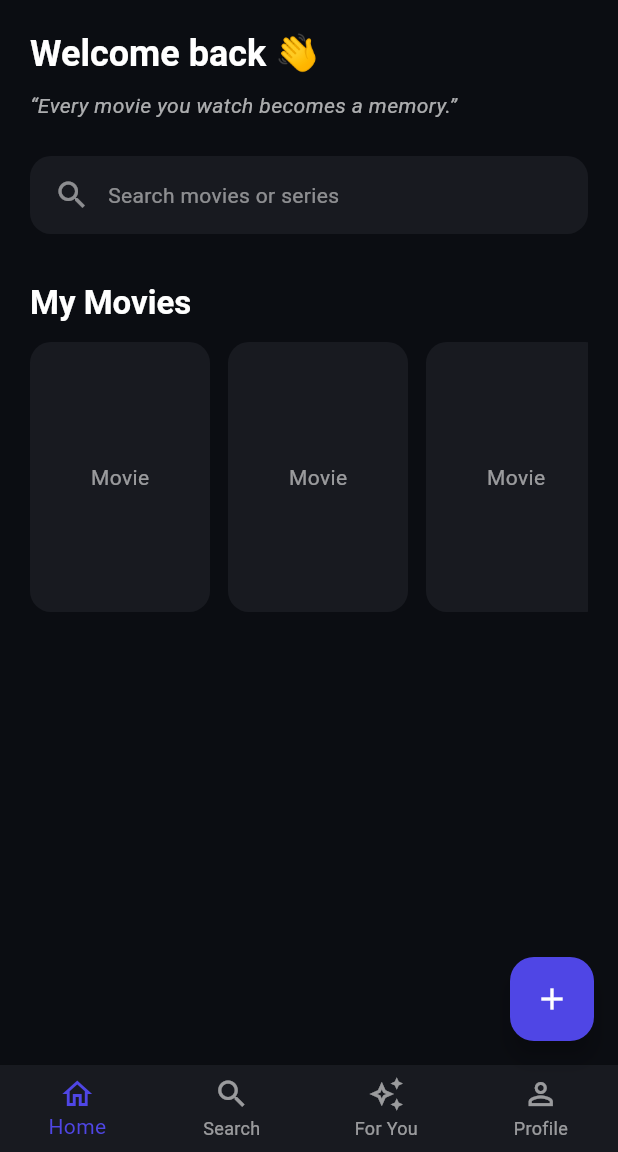
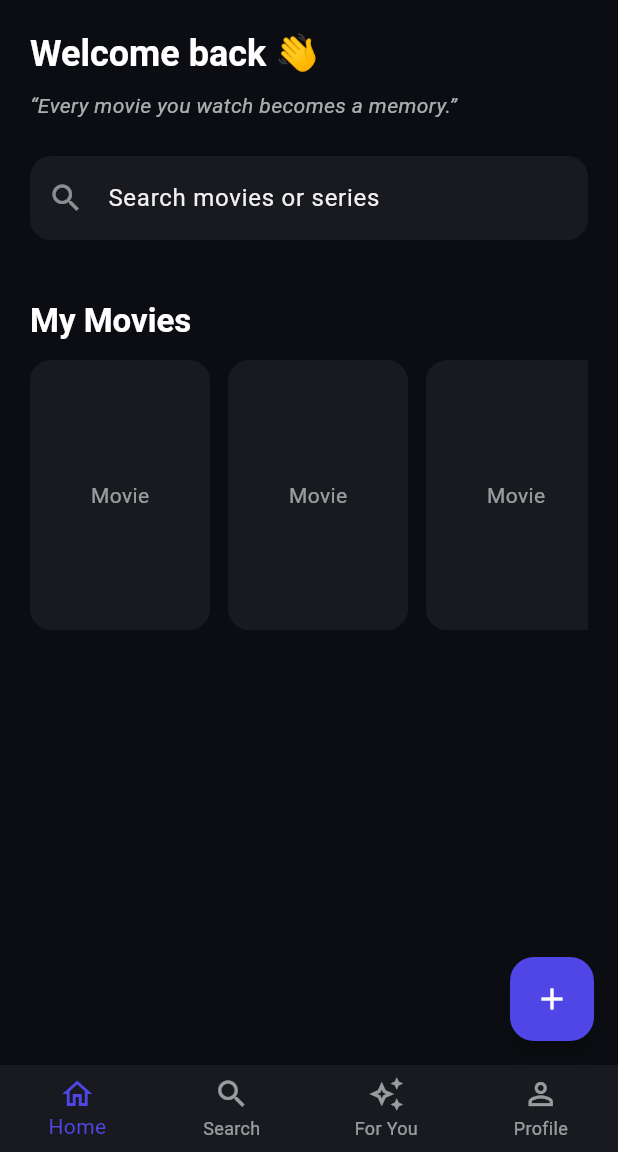
Before and after one commit to akashkr-971/CineLedger, a Flutter app: the screen it shows once a user with an empty profile is signed in, on a phone screen of 412 x 824 dp, the part 84-1236 px from its top. Run offline on Flutter 3.47's test engine with Material 3 defaults, Android fonts, the phone set to English and light mode, and no system bars; our stand-ins replace cloud_firestore, firebase_auth, firebase_core, flutter_dotenv, flutter_riverpod, google_sign_in; accounts and stored records are empty.

Commit message:
Implemented search operation inside the home tab

```diff
--- /dev/null
+++ b/lib/features/home/tabs/home_search_tab.dart
@@ -0,0 +1,144 @@
+import 'package:flutter/material.dart';
+
+class HomeSearchBar extends StatefulWidget {
+  const HomeSearchBar({super.key});
+
+  @override
+  State<HomeSearchBar> createState() => _HomeSearchBarState();
+}
+
+class _HomeSearchBarState extends State<HomeSearchBar> {
+  final TextEditingController _controller = TextEditingController();
+  final FocusNode _focusNode = FocusNode();
+  late List<Map<String, dynamic>> filteredResults;
+  bool showResults = false;
+
+  // TEMP mock data (replace later)
+  final List<Map<String, dynamic>> mockResults = [
+    {'title': 'Inception', 'year': 2010, 'watched': true},
+    {'title': 'Interstellar', 'year': 2014, 'watched': false},
+    {'title': 'The Dark Knight', 'year': 2008, 'watched': true},
+  ];
+
+  @override
+  void dispose() {
+    _controller.dispose();
+    _focusNode.dispose();
+    super.dispose();
+  }
+
+  @override
+  void initState() {
+    super.initState();
+    filteredResults = mockResults;
+  }
+
+  @override
+  Widget build(BuildContext context) {
+    final theme = Theme.of(context);
+    final colors = theme.colorScheme;
+
+    return SizedBox(
+      height: showResults ? 320 : 64,
+      child: Stack(
+        children: [
+          TextField(
+            controller: _controller,
+            focusNode: _focusNode,
+            onTap: () {
+              setState(() => showResults = true);
+            },
+            onChanged: (value) {
+              final query = value.toLowerCase().trim();
+
+              setState(() {
+                showResults = query.isNotEmpty;
+
+                filteredResults =
+                    mockResults.where((movie) {
+                      final title = (movie['title'] as String).toLowerCase();
+                      return title.contains(query);
+                    }).toList();
+              });
+            },
+            decoration: InputDecoration(
+              hintText: 'Search movies or series',
+              prefixIcon: Icon(
+                Icons.search,
+                color: colors.onSurface.withOpacity(0.54),
+              ),
+              filled: true,
+              fillColor: colors.surface,
+              border: OutlineInputBorder(
+                borderRadius: BorderRadius.circular(14),
+                borderSide: BorderSide.none,
+              ),
+            ),
+          ),
+
+          if (showResults)
+            Positioned(
+              top: 64,
+              left: 0,
+              right: 0,
+              child: Material(
+                elevation: 8,
+                borderRadius: BorderRadius.circular(14),
+                color: colors.surface,
+                child: ListView.separated(
+                  shrinkWrap: true,
+                  itemCount: filteredResults.length,
+                  separatorBuilder:
+                      (_, __) => Divider(
+                        height: 1,
+                        color: colors.onSurface.withOpacity(0.08),
+                      ),
+                  itemBuilder: (context, index) {
+                    final movie = filteredResults[index];
+
+                    return ListTile(
+                      title: Text(
+                        '${movie['title']} (${movie['year']})',
+                        style: theme.textTheme.bodyMedium,
+                      ),
+                      trailing:
+                          movie['watched']
+                              ? _WatchedChip()
+                              : const SizedBox.shrink(),
+                      onTap: () {
+                        _focusNode.unfocus();
+                        setState(() => showResults = false);
+                      },
+                    );
+                  },
+                ),
+              ),
+            ),
+        ],
+      ),
+    );
+  }
+}
+
+class _WatchedChip extends StatelessWidget {
+  @override
+  Widget build(BuildContext context) {
+    final colors = Theme.of(context).colorScheme;
+
+    return Container(
+      padding: const EdgeInsets.symmetric(horizontal: 10, vertical: 4),
+      decoration: BoxDecoration(
+        color: colors.secondary.withOpacity(0.15),
+        borderRadius: BorderRadius.circular(20),
+      ),
+      child: Text(
+        'Watched',
+        style: TextStyle(
+          color: colors.secondary,
+          fontSize: 12,
+          fontWeight: FontWeight.w600,
+        ),
+      ),
+    );
+  }
+}
--- a/lib/features/home/tabs/home_tab.dart
+++ b/lib/features/home/tabs/home_tab.dart
@@ -1,5 +1,6 @@
 import 'package:flutter/material.dart';
 import 'package:flutter_riverpod/flutter_riverpod.dart';
+import 'home_search_tab.dart';
 
 class HomeTab extends StatelessWidget {
   final AsyncValue<Map<String, dynamic>> profileAsync;
@@ -49,31 +50,7 @@ class HomeTab extends StatelessWidget {
           ),
 
           const SizedBox(height: 24),
-
-          // Search bar preview
-          Container(
-            padding: const EdgeInsets.symmetric(horizontal: 16, vertical: 14),
-            decoration: BoxDecoration(
-              color: colors.surface,
-              borderRadius: BorderRadius.circular(14),
-            ),
-            child: Row(
-              children: [
-                Icon(
-                  Icons.search,
-                  color: colors.onSurface.withValues(alpha: 0.54),
-                ),
-                const SizedBox(width: 12),
-                Text(
-                  'Search movies or series',
-                  style: theme.textTheme.bodyMedium?.copyWith(
-                    color: colors.onSurface.withValues(alpha: 0.54),
-                  ),
-                ),
-              ],
-            ),
-          ),
-
+          const HomeSearchBar(),
           const SizedBox(height: 32),
 
           Text(
@@ -110,7 +87,6 @@ class HomeTab extends StatelessWidget {
               },
             ),
           ),
-
         ],
       ),
     );
--- a/lib/features/movies/add_movie_sheet.dart
+++ b/lib/features/movies/add_movie_sheet.dart
@@ -171,7 +171,7 @@ class _AddMovieSheetState extends State<AddMovieSheet> {
                                 movieResult = result;
                               });
                               clearError();
-                              print(movieResult);
+                              debugPrint('Movie found: $movieResult');
                               debugPrint('Movie found: ${result['title']}');
                             }
                           } catch (e) {
```
Also changed, not shown: lib/features/movies/movie_search_service.dart (+0 -10 lines), 1 other file.
